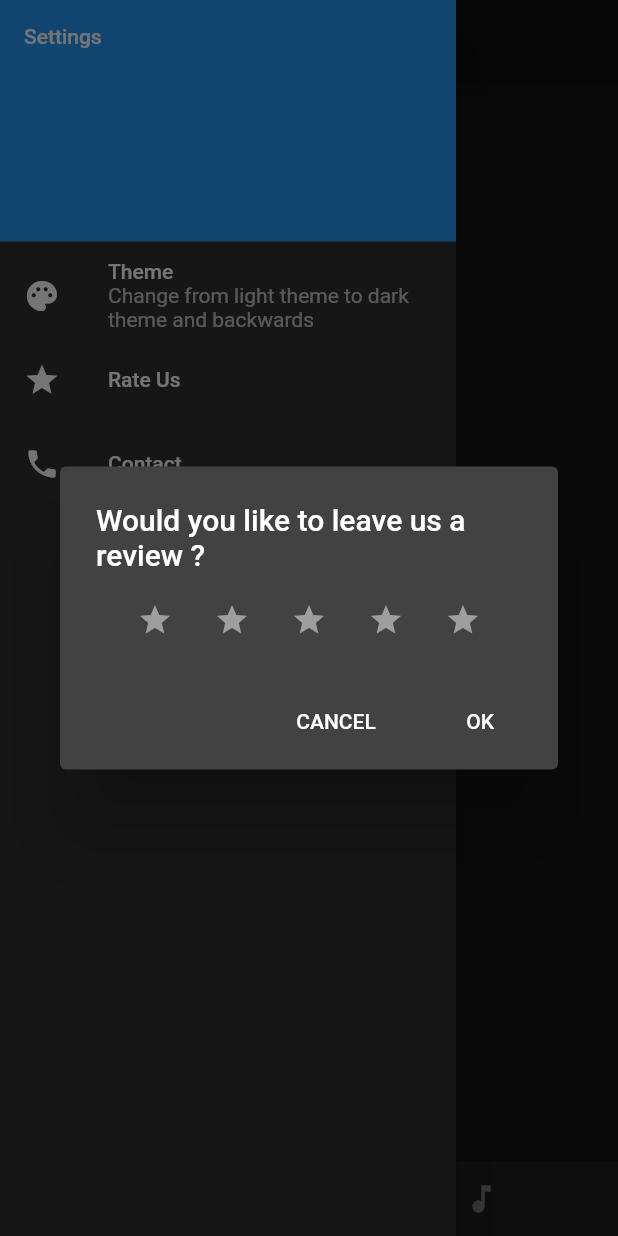
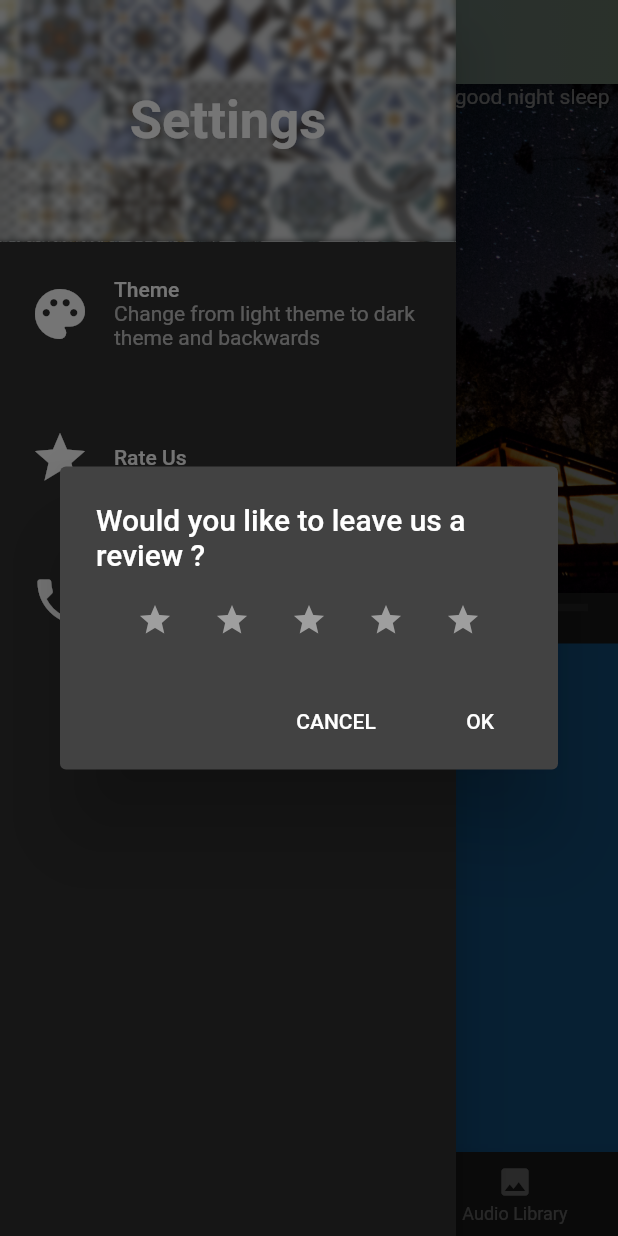
Before and after one commit to jlassi1/Khrafa, a Flutter app: the screen it shows after launch, in the side drawer, after a tap on "Rate Us", on a phone screen of 412 x 824 dp. Run offline on Flutter 3.47's test engine with Material 2 defaults, Android fonts, the phone set to English and light mode, and no system bars; our stand-ins replace assets_audio_player, carousel_slider, flutter_neumorphic, gradient_app_bar, page_transition, splashscreen and 1 more; missing offline and left inert: contactus, google_fonts_arabic, page_turn.

Commit message:
home page

```diff
--- a/Khrafa/lib/home.dart
+++ b/Khrafa/lib/home.dart
@@ -1,70 +1,115 @@
+import 'dart:ui';
+
 import 'package:flutter/material.dart';
+import 'package:flutter_neumorphic/flutter_neumorphic.dart';
 import 'package:page_transition/page_transition.dart';
+import 'package:gradient_app_bar/gradient_app_bar.dart';
+import 'package:google_fonts_arabic/fonts.dart';
 import 'sliders.dart';
 import 'config.dart';
 import 'rateus.dart';
+import 'contact.dart';
+//import 'audio/try.dart';
+import 'package:tuple/tuple.dart' show Tuple2;
 
-class MyHomePage extends StatelessWidget {
-  final String title;
+class MyHomePage extends StatefulWidget {
+  MyHomePage({Key key}) : super(key: key);
+  @override
+  _MyHomePageState createState() => _MyHomePageState();
+}
 
-  MyHomePage({Key key, this.title}) : super(key: key);
+class _MyHomePageState extends State<MyHomePage> {
+  final String title = 'خرافة';
+  final List<Tuple2> _pages = [
+    Tuple2('Home', HomeScreen()),
+    Tuple2('Library', Library()),
+    //Tuple2('Audio', AudioP()),
+  ];
 
+  int _selectedPage = 0;
+
+  PageController _pageController = PageController();
   @override
   Widget build(BuildContext context) {
     return Scaffold(
-      appBar: AppBar(
+      appBar: GradientAppBar(
           title: Text(
-        title,
+            "خرافة",
             textDirection: TextDirection.ltr,
             textAlign: TextAlign.right,
-      )),
-      body: Center(child: Text('My Page!')),
-      bottomNavigationBar: BottomAppBar(
-          child: Container(
-        height: 50.0,
-        child: new Row(
-          mainAxisSize: MainAxisSize.max,
-          mainAxisAlignment: MainAxisAlignment.spaceEvenly,
-          children: <Widget>[
-            IconButton(
+            style: new TextStyle(
+              fontFamily: ArabicFonts.Amiri,
+              package: 'google_fonts_arabic',
+              fontSize: 25.0,
+            ),
+          ),
+          gradient:
+              LinearGradient(colors: [Colors.blue[100], Colors.green[100]])),
+      body: PageView(
+        children: _pages.map<Widget>((Tuple2 page) => page.item2).toList(),
+        onPageChanged: (index) {
+          setState(() {
+            _selectedPage = index;
+          });
+        },
+        controller: _pageController,
+      ),
+      bottomNavigationBar: BottomNavigationBar(
+        items: [
+          BottomNavigationBarItem(
             icon: Icon(Icons.home),
-              onPressed: () {
-                Navigator.push(
-                    context,
-                    PageTransition(
-                        type: PageTransitionType.bottomToTop,
-                        child: MyHomePage()));
+            label: 'Home',
+          ),
+          BottomNavigationBarItem(
+            icon: Icon(Icons.book),
+            label: 'Library',
+          ),
+          BottomNavigationBarItem(
+            icon: Icon(Icons.image),
+            label: 'Audio Library',
+          ),
+        ],
+        currentIndex: _selectedPage,
+        onTap: (index) {
+          setState(() {
+            _selectedPage = index;
+            _pageController.animateToPage(_selectedPage,
+                duration: Duration(milliseconds: 300), curve: Curves.linear);
+          });
         },
       ),
-            IconButton(
-              icon: Icon(Icons.book),
-              onPressed: () {
-                Navigator.push(
-                    context,
-                    PageTransition(
-                        type: PageTransitionType.bottomToTop,
-                        child: Library()));
-              },
-            ),
-            IconButton(
-              icon: Icon(Icons.music_note),
-              onPressed: () {},
-            ),
-          ],
-        ),
-      )),
       drawer: Drawer(
         child: ListView(
           padding: EdgeInsets.zero,
           children: <Widget>[
             DrawerHeader(
-              child: Text('Settings'),
+                margin: EdgeInsets.zero,
+                padding: EdgeInsets.zero,
                 decoration: BoxDecoration(
-                color: Colors.blue,
+                    image: DecorationImage(
+                        fit: BoxFit.cover,
+                        image: AssetImage('assets/images/barbuttom-1.jpg'))),
+                child: ClipRRect(
+                  child: BackdropFilter(
+                    filter: ImageFilter.blur(sigmaX: 2.5, sigmaY: 2.5),
+                    child: Container(
+                      alignment: Alignment.center,
+                      color: Colors.grey.withOpacity(0.1),
+                      child: Text(
+                        "Settings",
+                        textAlign: TextAlign.start,
+                        style: TextStyle(
+                            fontSize: 35, fontWeight: FontWeight.bold),
                       ),
                     ),
+                  ),
+                )),
             ListTile(
-              leading: Icon(Icons.palette),
+              contentPadding: EdgeInsets.all(20.0),
+              leading: Icon(
+                Icons.palette,
+                size: 40.0,
+              ),
               title: Text('Theme'),
               subtitle:
                   Text('Change from light theme to dark theme and backwards'),
@@ -74,7 +119,11 @@ class MyHomePage extends StatelessWidget {
               },
             ),
             ListTile(
-              leading: Icon(Icons.star),
+              contentPadding: EdgeInsets.all(20.0),
+              leading: Icon(
+                Icons.star,
+                size: 40.0,
+              ),
               title: Text('Rate Us'),
               onTap: () async {
                 int stars = await showDialog(
@@ -87,13 +136,13 @@ class MyHomePage extends StatelessWidget {
               },
             ),
             ListTile(
-              leading: Icon(Icons.phone),
+              contentPadding: EdgeInsets.all(20.0),
+              leading: Icon(Icons.phone, size: 40.0),
               title: Text('Contact'),
               onTap: () {
-                // Update the state of the app
-                // ...
-                // Then close the drawer
-                Navigator.pop(context);
+                Navigator.push(context,
+                    MaterialPageRoute(builder: (context) => Contact()));
+                //  Navigator.pop(context);
               },
             ),
           ],
@@ -102,3 +151,56 @@ class MyHomePage extends StatelessWidget {
     );
   }
 }
+
+class HomeScreen extends StatelessWidget {
+  @override
+  Widget build(BuildContext context) {
+    return Scaffold(
+      body: Center(
+        child: Column(
+          children: <Widget>[
+
+            Expanded(
+              child: Container(
+          decoration: BoxDecoration(
+           image: DecorationImage(
+            image: AssetImage("assets/images/night.jpg"),
+            fit: BoxFit.cover ),
+        ),
+          child: Text("KHRAFA is  yours and your child  favorite app for good night sleep time"),
+               // child: const Center(
+                 // child: Text('Above'),
+               // ),
+              ),
+            ),
+            const Divider(
+              height: 20,
+              thickness: 5,
+              indent: 20,
+              endIndent: 20,
+            ),
+            Container(
+              padding: const EdgeInsets.only(left: 20),
+              child: Align(
+                alignment: AlignmentDirectional.centerStart,
+                child: Text(
+                  'Subheader',
+                  style: Theme.of(context).textTheme.caption,
+                  textAlign: TextAlign.start,
+                ),
+              ),
+            ),
+            Expanded(
+              child: Container(
+                color: Theme.of(context).colorScheme.primary,
+                child: const Center(
+                  child: Text('Below'),
+                ),
+              ),
+            ),
+          ],
+        ),
+      ),
+    );
+  }
+}
--- a/Khrafa/lib/main.dart
+++ b/Khrafa/lib/main.dart
@@ -1,8 +1,18 @@
 import 'package:flutter/material.dart';
+import 'package:splashscreen/splashscreen.dart';
+import 'package:page_transition/page_transition.dart';
 import 'config.dart';
 import 'home.dart';
+import 'package:flutter/services.dart';
+import 'package:assets_audio_player/assets_audio_player.dart';
 
-void main() => runApp(Khrafa());
+void main() {
+  AssetsAudioPlayer.setupNotificationsOpenAction((notification) {
+    print(notification.audioId);
+    return true;
+  });
+  runApp(Khrafa());
+}
 
 class Khrafa extends StatefulWidget {
   const Khrafa({Key key}) : super(key: key);
@@ -17,20 +27,38 @@ class _KhrafaState extends State<Khrafa> {
   void initState() {
     super.initState();
     currentTheme.addListener(() {
-      print('Changes');
       setState(() {});
     });
   }
 
   @override
   Widget build(BuildContext context) {
+    SystemChrome.setEnabledSystemUIOverlays([SystemUiOverlay.bottom]);
     return MaterialApp(
       title: appTitle,
       debugShowCheckedModeBanner: false,
       theme: ThemeData.light(),
       darkTheme: ThemeData.dark(),
       themeMode: currentTheme.currentTheme(),
-      home: MyHomePage(title: appTitle),
+      home: Splash(),
     );
   }
 }
+
+class Splash extends StatelessWidget {
+  @override
+  Widget build(BuildContext context) {
+    return SplashScreen(
+      seconds: 6,
+      navigateAfterSeconds: new MyHomePage(),
+      title: new Text(
+        'Khrafa App',
+        textScaleFactor: 2,
+      ),
+      image: new Image.asset('assets/images/splash.png'),
+      loadingText: Text("Loading"),
+      photoSize: 200.0,
+      loaderColor: Colors.black54,
+    );
+  }
+}
--- a/Khrafa/lib/story.dart
+++ b/Khrafa/lib/story.dart
@@ -37,6 +37,7 @@ class _HomeScreenState extends State<HomeScreen> {
         key: _controller,
         backgroundColor: Colors.white,
         showDragCutoff: false,
+        lastPage: Container(),
         children: <Widget>[
           for (var i = 0; i < 10; i++) AlicePage(page: i),
         ],
```
Also changed, not shown: Khrafa/lib/contact.dart (added, +25 -0 lines), Khrafa/lib/sliders.dart (+16 -12 lines), Khrafa/pubspec.yaml (+20 -4 lines), Khrafa/assets/images/barbuttom-1.jpg (added), Khrafa/assets/images/candle-1.jpg (renamed from Khrafa/assets/images/candle.jpg), Khrafa/assets/images/night.jpg (added), Khrafa/assets/images/splash.png (added), Khrafa/pubspec.lock. Lines whose indentation alone changed are shown as unchanged.
